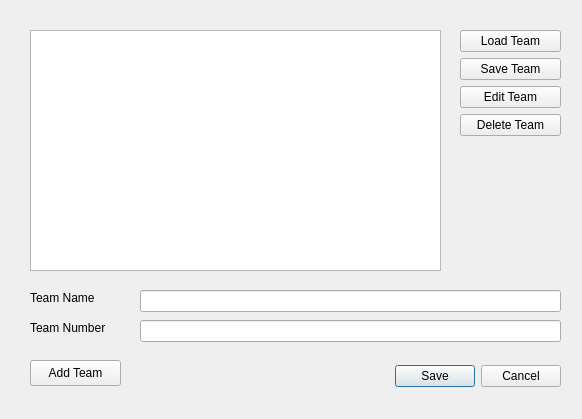
This is module6/qt_files/edit_dialog.ui in treymeares/Module6 as Qt 5 draws it before an edit. The edited form follows.
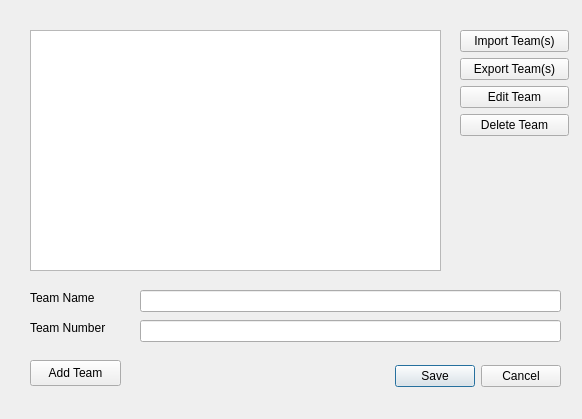
This is the edited form.

Commit message: changing import/export

```diff
--- a/module6/qt_files/edit_dialog.ui
+++ b/module6/qt_files/edit_dialog.ui
@@ -98,12 +98,12 @@
     <string>Add Team</string>
    </property>
   </widget>
-  <widget class="QWidget" name="">
+  <widget class="QWidget" name="layoutWidget">
    <property name="geometry">
     <rect>
      <x>460</x>
      <y>30</y>
-     <width>101</width>
+     <width>109</width>
      <height>241</height>
     </rect>
    </property>
@@ -111,14 +111,14 @@
     <item>
      <widget class="QPushButton" name="pushButton">
       <property name="text">
-       <string>Load Team</string>
+       <string>Import Team(s)</string>
       </property>
      </widget>
     </item>
     <item>
      <widget class="QPushButton" name="pushButton_2">
       <property name="text">
-       <string>Save Team</string>
+       <string>Export Team(s)</string>
       </property>
      </widget>
     </item>
```
Left out of the diff: 4 changed lines with no effect on the pictures. The commit also changes 4 other files.
